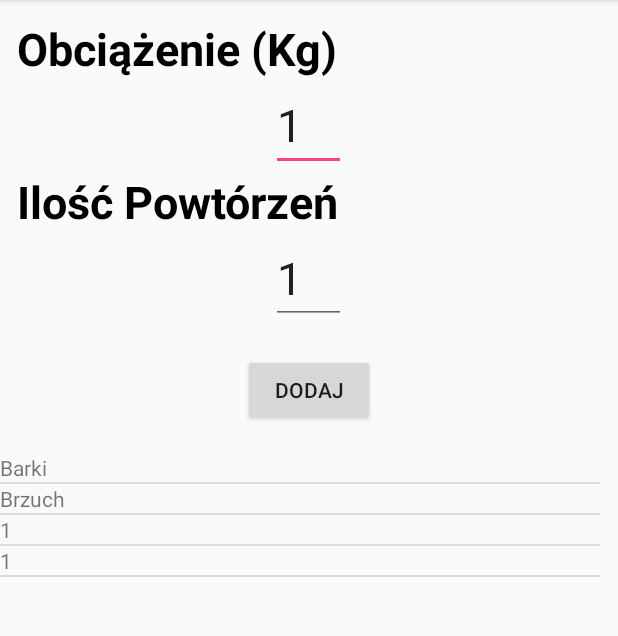
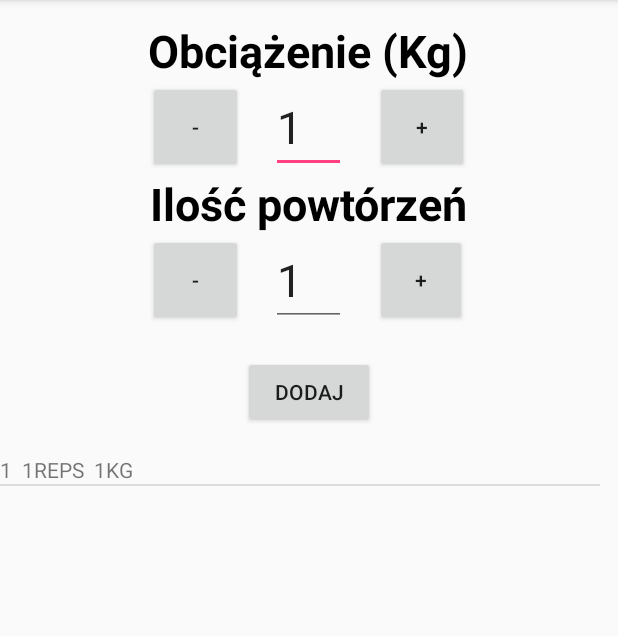
Before and after one commit to dida886/Projekt-GymFitUp, an Android app: the Activity_New_Exercise screen opened directly, with no data from a screen before it, after a tap on "DODAJ", on a phone screen of 412 x 824 dp, the part 84-720 px from its top. Run offline under Robolectric (Android 15) with nearby library versions, the phone set to English and light mode, and no system bars.

Commit message:
Przyciski + i -
Dodałem przyciski "+' i "-" co ciężaru i powtórzeń.

```diff
--- a/app/src/main/java/com/example/dmain/gymfit/Activity_New_Exercise.java
+++ b/app/src/main/java/com/example/dmain/gymfit/Activity_New_Exercise.java
@@ -1,5 +1,6 @@
 package com.example.dmain.gymfit;
 
+import android.support.design.widget.TextInputLayout;
 import android.support.v7.app.AppCompatActivity;
 import android.os.Bundle;
 import android.view.View;
@@ -8,6 +9,7 @@ import android.widget.Button;
 import android.widget.EditText;
 import android.widget.ListAdapter;
 import android.widget.ListView;
+import android.widget.TextView;
 
 import java.util.ArrayList;
 import java.util.Arrays;
@@ -19,47 +21,76 @@ public class Activity_New_Exercise extends AppCompatActivity {
     private ArrayAdapter<String> adapter;
     private EditText txtInput;
     private EditText txtInput2;
+    int weight = 1,reps=1,series=1;
 
     public void onCreate(Bundle savedInstanceState) {
         super.onCreate(savedInstanceState);
         setContentView(R.layout.activity__new__exercise);
 
 
-        ListView listView=(ListView)findViewById(R.id.listv);
-        String[] items={"Barki","Brzuch"};
-        arrayList=new ArrayList<>(Arrays.asList(items));
-        adapter=new ArrayAdapter<String>(this,R.layout.list_item,R.id.txtitem,arrayList);
+        ListView listView = (ListView) findViewById(R.id.listv);
+        String[] items = {};
+        arrayList = new ArrayList<>(Arrays.asList(items));
+        adapter = new ArrayAdapter<String>(this, R.layout.list_item, R.id.txtitem, arrayList);
         listView.setAdapter(adapter);
-        txtInput=(EditText)findViewById(R.id.txtinput);
-        txtInput2=(EditText)findViewById(R.id.txtinput2);
-        Button btAdd = (Button)findViewById(R.id.btadd);
+        txtInput = (EditText) findViewById(R.id.txtinput);
+        txtInput2 = (EditText) findViewById(R.id.txtinput2);
+        Button btAdd = (Button) findViewById(R.id.btadd);
+
         btAdd.setOnClickListener(new View.OnClickListener() {
             @Override
             public void onClick(View v) {
                 String newItem = txtInput.getText().toString();
                 String newItem2 = txtInput2.getText().toString();
-                arrayList.add(newItem);
-                arrayList.add(newItem2);
+                arrayList.add(series +"  "+ newItem2 +"REPS  "+ newItem +"KG");
                 adapter.notifyDataSetChanged();
-
+                series++;
 
             }
         });
+    }
+
+    public void increaseWeight(View view) {
+        weight = weight + 1;
+        displayWeight(weight);
 
 
+    }public void decreaseWeight(View view) {
+        if(weight>1)
+        {
+            weight = weight - 1;
+        }
+        displayWeight(weight);
+    }
+
+    private void displayWeight(int number) {
+        EditText displayInteger = (EditText) findViewById(
+                R.id.txtinput);
+        displayInteger.setText("" + number);
+    }
+
+    public void increaseReps(View view) {
+        reps = reps + 1;
+        displayReps(reps);
 
 
+    }public void decreaseReps(View view) {
+        if(reps>1)
+        {
+            reps = reps - 1;
+        }
 
+        displayReps(reps);
+    }
 
-
-
-
-
+    private void displayReps(int number) {
+        EditText displayInteger = (EditText) findViewById(
+                R.id.txtinput2);
+        displayInteger.setText("" + number);
+    }
 
 
 
 
 
 }
-
-}
--- a/app/src/main/res/layout/activity__new__exercise.xml
+++ b/app/src/main/res/layout/activity__new__exercise.xml
@@ -11,12 +11,11 @@
         android:id="@+id/textView"
         android:layout_width="wrap_content"
         android:layout_height="wrap_content"
-        android:layout_alignParentStart="true"
-        android:layout_alignParentTop="true"
 
 
-        android:layout_marginStart="11dp"
-        android:layout_marginTop="12dp"
+        android:layout_alignParentTop="true"
+        android:layout_centerHorizontal="true"
+        android:layout_marginTop="13dp"
         android:text="@string/kg"
         android:textColor="@android:color/black"
         android:textSize="30sp"
@@ -26,8 +25,6 @@
         android:id="@+id/txtinput"
         android:layout_width="50dp"
         android:layout_height="wrap_content"
-
-
         android:layout_alignStart="@+id/txtinput2"
         android:layout_below="@+id/textView"
         android:inputType=""
@@ -40,9 +37,9 @@
         android:layout_height="wrap_content"
 
 
-        android:layout_alignStart="@+id/textView"
         android:layout_below="@+id/txtinput"
-        android:text="Ilość Powtórzeń"
+        android:layout_centerHorizontal="true"
+        android:text="Ilość powtórzeń"
         android:textColor="@android:color/black"
         android:textSize="30sp"
         android:textStyle="bold" />
@@ -72,7 +69,53 @@
         android:layout_height="200dp"
         android:layout_below="@id/btadd"
         android:addStatesFromChildren="false">
+        android:textSize="20dp"
     </ListView>
+
+    <Button
+        android:id="@+id/IncreaseWeight"
+        android:layout_width="50dp"
+        android:layout_height="wrap_content"
+        android:layout_above="@+id/textView2"
+        android:layout_alignEnd="@+id/textView"
+        android:layout_below="@+id/textView"
+        android:layout_toEndOf="@+id/btadd"
+        android:elevation="0dp"
+        android:onClick="increaseWeight"
+        android:text="+" />
+
+    <Button
+        android:id="@+id/DecreaseWeight"
+        android:layout_width="50dp"
+        android:layout_height="wrap_content"
+        android:layout_above="@+id/textView2"
+        android:layout_alignStart="@+id/textView"
+        android:layout_below="@+id/textView"
+        android:layout_toStartOf="@+id/btadd"
+        android:onClick="decreaseWeight"
+        android:text="-" />
+
+    <Button
+        android:id="@+id/IncreaseReps"
+        android:layout_width="50dp"
+        android:layout_height="wrap_content"
+        android:layout_alignBottom="@+id/txtinput2"
+        android:layout_alignEnd="@+id/textView2"
+        android:layout_below="@+id/textView2"
+        android:layout_toEndOf="@+id/btadd"
+        android:onClick="increaseReps"
+        android:text="+" />
+
+    <Button
+        android:id="@+id/DecreaseReps"
+        android:layout_width="50dp"
+        android:layout_height="wrap_content"
+        android:layout_alignBottom="@+id/txtinput2"
+        android:layout_alignStart="@+id/textView"
+        android:layout_below="@+id/textView2"
+        android:layout_toStartOf="@+id/btadd"
+        android:onClick="decreaseReps"
+        android:text="-" />
 
 
 </RelativeLayout>
```
Lines whose indentation alone changed are shown as unchanged.
